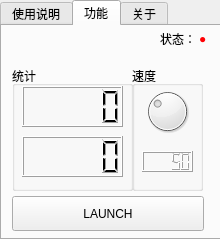
Qt form DOPro1/MainWindow.ui (LitDreamSch/DOProject) before a commit.
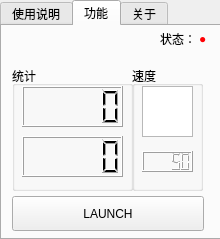
The same form after that commit. Icons and pictures are not drawn.

```diff
--- a/DOPro1/MainWindow.ui
+++ b/DOPro1/MainWindow.ui
@@ -187,6 +187,19 @@
         <double>50.000000000000000</double>
        </property>
       </widget>
+      <widget class="QGraphicsView" name="graphicsView">
+       <property name="geometry">
+        <rect>
+         <x>10</x>
+         <y>20</y>
+         <width>51</width>
+         <height>51</height>
+        </rect>
+       </property>
+       <property name="styleSheet">
+        <string notr="true">border-image: url(:/img/c.png);</string>
+       </property>
+      </widget>
      </widget>
      <widget class="QGroupBox" name="groupBox_2">
       <property name="geometry">
```
Left out of the diff: 4 changed lines with no effect on the pictures.
